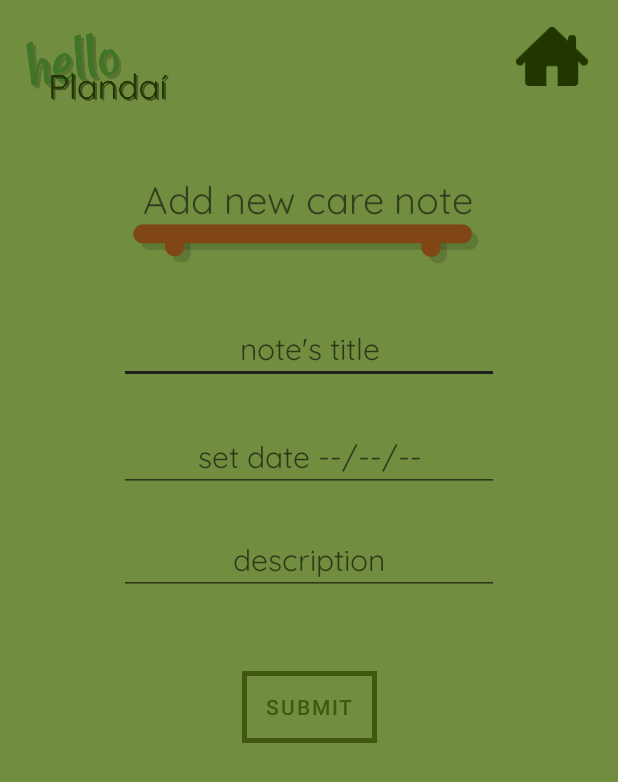
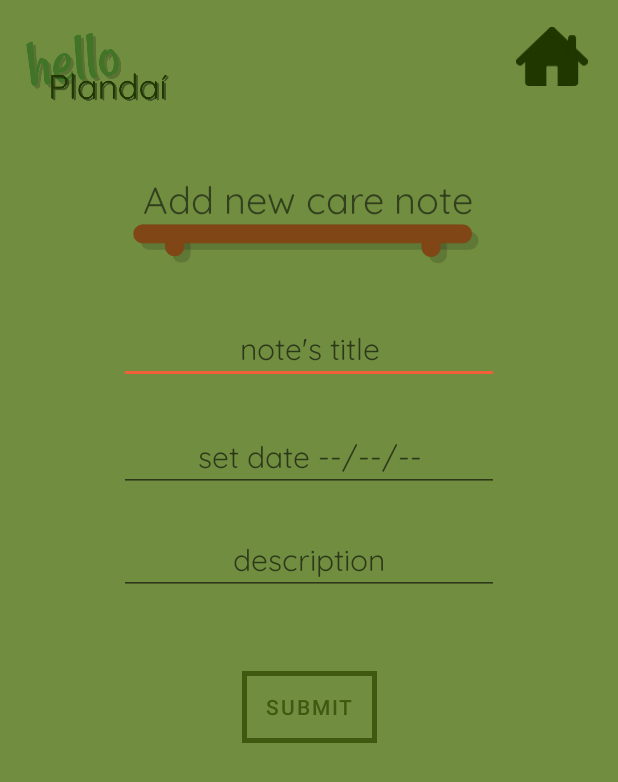
Before and after one commit to Zamerykanizowana/plandai, an Android app: the AddNewPlantCareActivity screen opened directly, with no data from a screen before it, after a tap on "SUBMIT", on a phone screen of 412 x 824 dp. Shown: the top 782 px of the screen. Run offline under Robolectric (Android 15) with nearby library versions, the phone set to English and light mode, and no system bars.

Commit message:
First part of validation in AddNewPlantCareNote

```diff
--- a/app/src/main/java/com/example/myapplication/AddNewPlantCareActivity.kt
+++ b/app/src/main/java/com/example/myapplication/AddNewPlantCareActivity.kt
@@ -3,6 +3,7 @@ package com.example.myapplication
 import android.annotation.SuppressLint
 import android.app.DatePickerDialog
 import android.content.Intent
+import android.graphics.PorterDuff
 import android.os.Bundle
 import android.os.PersistableBundle
 import android.util.Log
@@ -12,6 +13,7 @@ import android.widget.EditText
 import android.widget.Spinner
 import android.widget.Toast
 import androidx.appcompat.app.AppCompatActivity
+import androidx.core.content.ContextCompat
 import kotlinx.coroutines.Dispatchers
 import kotlinx.coroutines.GlobalScope
 import kotlinx.coroutines.launch
@@ -58,16 +60,16 @@ class AddNewPlantCareActivity  : AppCompatActivity() {
     }
 
     fun addNewPlantCareNote(view: View) {
-        val noteTitle = findViewById<EditText>(R.id.noteTitle).text.toString()
-        val description = findViewById<EditText>(R.id.description).text.toString()
-//        TODO tu sie wykrzacza, nie moze przeparsowac pusta date!
-        val dateOfCare = SimpleDateFormat("dd/MM/yyyy").parse(findViewById<EditText>(R.id.dateOfCare).text.toString())
-        Log.i("test", "value in new note : $noteTitle")
-        Log.i("test", "value in new note : $description")
-        Log.i("test", "value in new note : $dateOfCare")
-        if (!noteTitle.isNullOrEmpty() && !description.isNullOrEmpty()) {
+        val noteTitle = findViewById<EditText>(R.id.noteTitle)
+        val description = findViewById<EditText>(R.id.description)
+        val dateOfCare = findViewById<EditText>(R.id.dateOfCare)
+
+//        val    dateOfCare = SimpleDateFormat("dd/MM/yyyy").parse(findViewById<EditText>(R.id.dateOfCare).text.toString())
+
+        if (!noteTitle.text.toString().isNullOrEmpty() && !description.text.toString().isNullOrEmpty() && !dateOfCare.text.toString().isNullOrEmpty()) {
             Log.i("anpcn", "addNewPlantCareNote check : $noteTitle")
-            val newCareNote = PlantCareNote(0, noteTitle, dateOfCare, description)
+            val parsedDateCare = SimpleDateFormat("dd/MM/yyyy").parse(dateOfCare.text.toString())
+            val newCareNote = PlantCareNote(0, noteTitle.text.toString(), parsedDateCare, description.text.toString())
             val plantDb = PlantRoomDatabase.getDatabase(this)
 
             GlobalScope.launch(Dispatchers.Main) {
@@ -82,10 +84,31 @@ class AddNewPlantCareActivity  : AppCompatActivity() {
             goHome(view)
         } else {
             Log.i("warning", "empty values in form")
+            if (noteTitle.text.toString().isNullOrEmpty()) {
+//                android:backgroundTint="@color/warning_red"
+                noteTitle.getBackground().setColorFilter(resources.getColor(R.color.warning_red), PorterDuff.Mode.SRC_ATOP);
+            }
+            if (description.text.toString().isNullOrEmpty()) {
+                Log.i("warning", "in if statement")
+                description.setTextColor(ContextCompat.getColor(this, R.color.warning_red))
+            }
+            if (dateOfCare.text.toString().isNullOrEmpty()) {
+                dateOfCare.setTextColor(ContextCompat.getColor(this, R.color.warning_red))
+            }
             val toast = Toast.makeText(this@AddNewPlantCareActivity, "Invalid value(s)!", Toast.LENGTH_SHORT)
             toast.show()
+            noteTitle.setOnClickListener(object : View.OnClickListener {
+                override fun onClick(view: View) {
+                    noteTitle.getBackground().setColorFilter(resources.getColor(R.color.black), PorterDuff.Mode.SRC_ATOP);
+                }
+            })
+            noteTitle.setOnFocusChangeListener { view: View, b -> setBackgroudTint(noteTitle) }
         }
 
+    }
+
+    private fun setBackgroudTint(editText: EditText) {
+        editText.getBackground().setColorFilter(resources.getColor(R.color.purple_700), PorterDuff.Mode.SRC_ATOP);
     }
 
     fun goHome(view: View) {
--- a/app/src/main/res/values/colors.xml
+++ b/app/src/main/res/values/colors.xml
@@ -10,4 +10,5 @@
     <color name="bgc_green">#708D40</color>
     <color name="button_green">#405910</color>
     <color name="dark_green">#203700</color>
+    <color name="warning_red">#F0613A</color>
 </resources>
```
